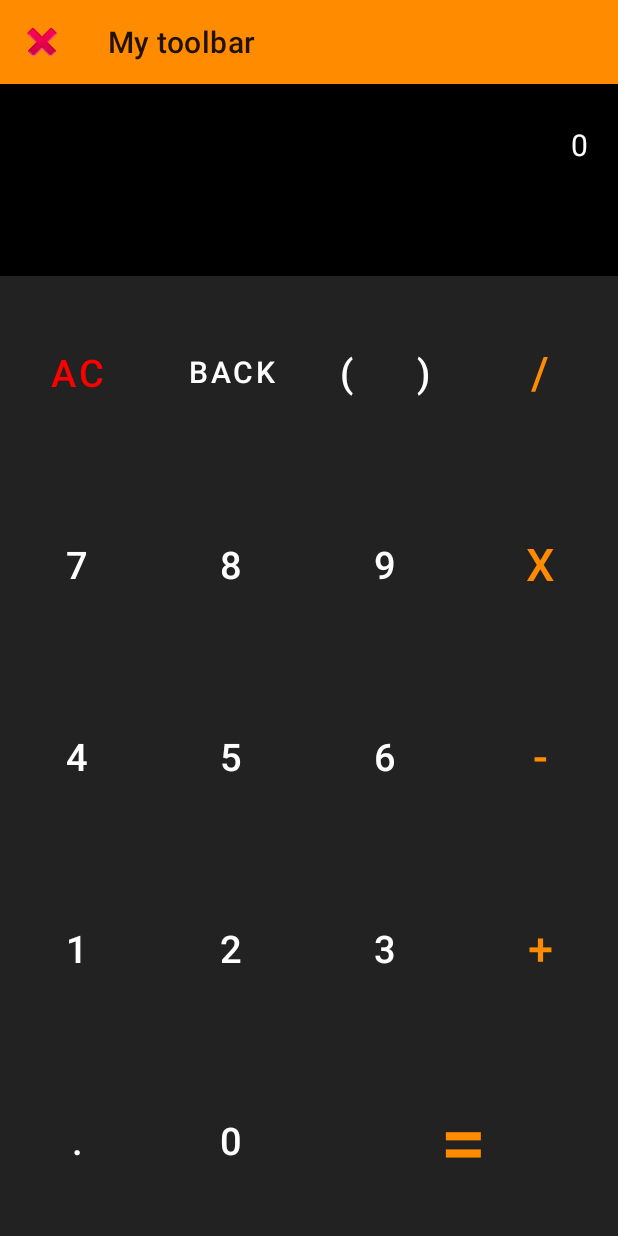
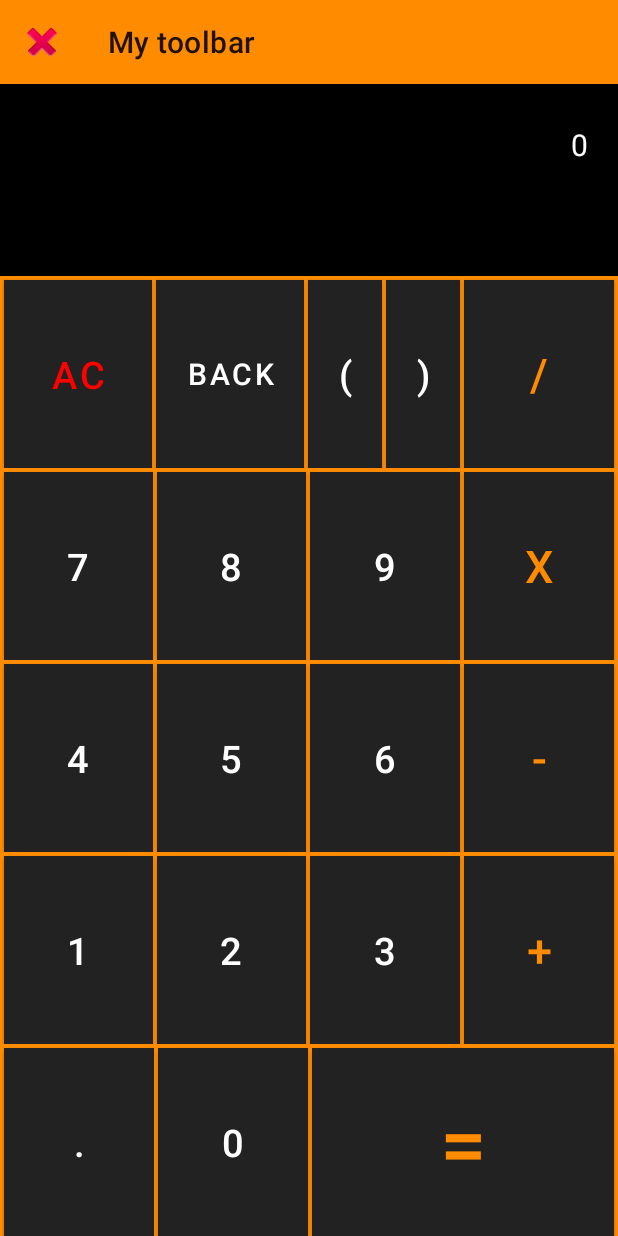
Before and after one commit to YushkevichP/calculator2, an Android app: the screen it shows after launch (MainActivity), on a phone screen of 412 x 824 dp. Run offline under Robolectric (Android 15) with nearby library versions, the phone set to English and light mode, and no system bars.

Commit message:
calculator is done

```diff
--- a/app/src/main/java/com/example/homework1calculator/CalculatorFragment.kt
+++ b/app/src/main/java/com/example/homework1calculator/CalculatorFragment.kt
@@ -31,7 +31,7 @@ class CalculatorFragment : Fragment() {
 
          initButtons()
         binding.resultPlace.setOnClickListener {
-            (requireActivity() as MainActivity).addFragment(HistoryFragment.newInstance(operationHistory))
+            pushFragment(operationHistory)
 
         }
     }
@@ -60,7 +60,7 @@ class CalculatorFragment : Fragment() {
             backspace.setOnClickListener { backspace() }
             buttonEqual.setOnClickListener { equals() }
 
-            // https://youtu.be/sHTbC3X4Dc4?t=1245
+
     }
 
     private fun makeOperation(str: String) {
--- a/app/src/main/java/com/example/homework1calculator/MainActivity.kt
+++ b/app/src/main/java/com/example/homework1calculator/MainActivity.kt
@@ -27,3 +27,7 @@ class MainActivity : AppCompatActivity(R.layout.activity_main) {
             .commit()
     }
 }
+
+fun Fragment.pushFragment(list:List<String>){
+    (requireActivity() as MainActivity).addFragment(HistoryFragment.newInstance(list))
+}
--- a/app/src/main/res/layout/fragment_calculator.xml
+++ b/app/src/main/res/layout/fragment_calculator.xml
@@ -6,7 +6,7 @@
 
     android:layout_width="match_parent"
     android:layout_height="match_parent"
-    android:background="@color/white"
+    android:background="@color/orange"
     android:orientation="vertical">
 
 
--- a/app/src/main/res/layout/fragment_history.xml
+++ b/app/src/main/res/layout/fragment_history.xml
@@ -5,4 +5,8 @@
     android:layout_width="match_parent"
     android:layout_height="match_parent"
     tools:context=".HistoryFragment"
-    tools:listitem="@layout/history_item" />
+    tools:listitem="@layout/history_item"
+    android:background="@color/orange"
+    android:padding="16dp"
+    android:clipToPadding="true"
+    />
--- a/app/src/main/res/values/style.xml
+++ b/app/src/main/res/values/style.xml
@@ -5,10 +5,10 @@
         <item name="android:layout_weight">1</item>
         <item name="android:layout_width">match_parent</item>
         <item name="android:layout_height">match_parent</item>
-        <item name="android:background">@color/black</item>
-
-
-
+        <item name="android:background">@color/orange</item>
+        <item name="android:layout_marginTop">1dp</item>
+        <item name="android:layout_marginLeft">1dp</item>
+        <item name="android:layout_marginRight">1dp</item>
 
     </style>
 
@@ -19,7 +19,9 @@
         <item name="android:textSize">25sp</item>
         <item name="android:textColor">@color/white</item>
         <item name="android:background">@color/black</item>
-
+        <item name="android:layout_marginTop">1dp</item>
+        <item name="android:layout_marginLeft">1dp</item>
+        <item name="android:layout_marginRight">1dp</item>
 
     </style>
 
@@ -30,6 +32,9 @@
         <item name="android:background">@color/black</item>
         <item name="android:textSize">30sp</item>
         <item name="android:textColor">@color/orange</item>
+        <item name="android:layout_marginTop">1dp</item>
+        <item name="android:layout_marginLeft">1dp</item>
+        <item name="android:layout_marginRight">1dp</item>
 
     </style>
 
```
Also changed, not shown: app/src/main/res/layout/history_item.xml (+10 -4 lines).
